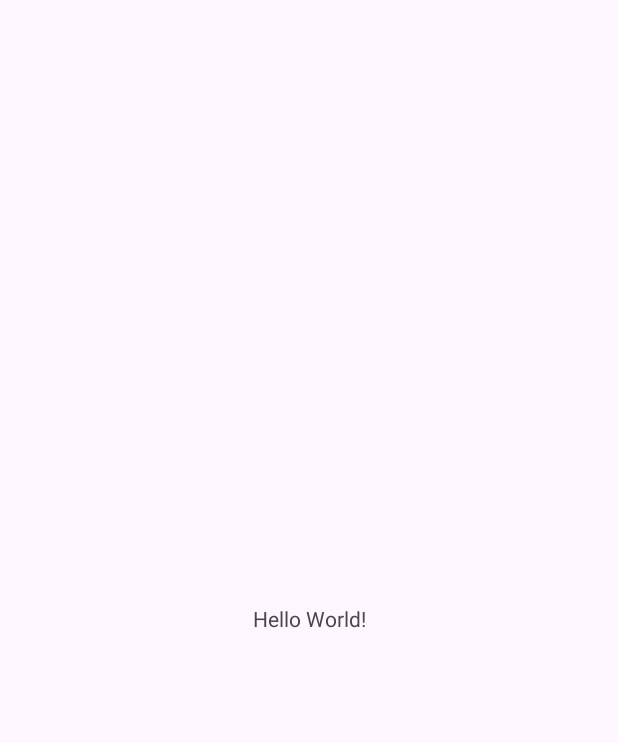
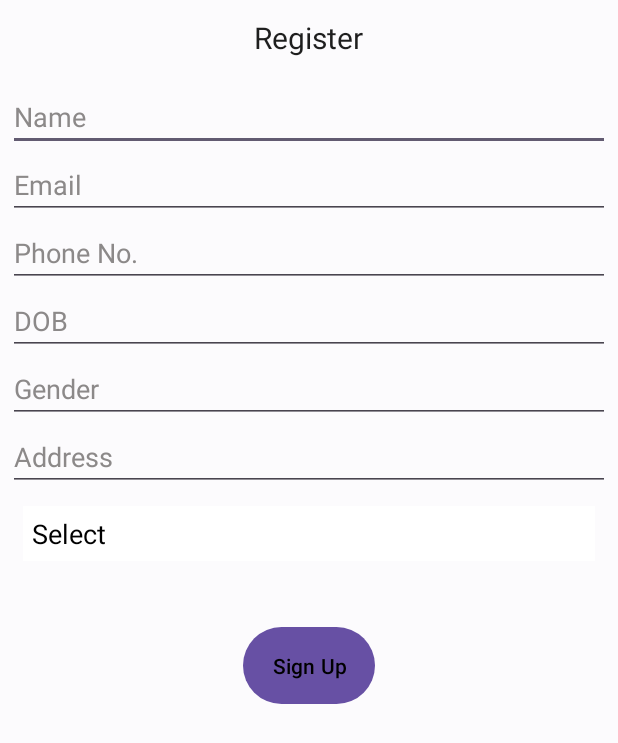
Before and after one commit to Rikeshyadav/meditrack, an Android app: the screen it shows after launch (MainActivity before the commit, register after it), on a phone screen of 412 x 824 dp. Before the commit the part shown is almost empty. Shown: the top 743 px of the screen. Run offline under Robolectric (Android 15) with nearby library versions, the phone set to English and light mode, and no system bars.

Commit message:
modified register page

```diff
--- a/app/src/main/AndroidManifest.xml
+++ b/app/src/main/AndroidManifest.xml
@@ -13,14 +13,18 @@
         android:theme="@style/Theme.Trackhealth"
         tools:targetApi="31">
         <activity
-            android:name=".MainActivity"
+            android:name=".register"
             android:exported="true">
         <intent-filter>
             <action android:name="android.intent.action.MAIN" />
 
             <category android:name="android.intent.category.LAUNCHER" />
         </intent-filter>
+
         </activity>
+        <activity
+            android:name=".MainActivity"
+            android:exported="false"/>
     </application>
 
 </manifest>
--- /dev/null
+++ b/app/src/main/java/com/example/trackhealth/RegisterSpinnerApdater.java
@@ -0,0 +1,41 @@
+package com.example.trackhealth;
+
+import android.content.Context;
+import android.view.LayoutInflater;
+import android.view.View;
+import android.view.ViewGroup;
+import android.widget.ArrayAdapter;
+import android.widget.TextView;
+
+import androidx.annotation.NonNull;
+import androidx.annotation.Nullable;
+
+public class RegisterSpinnerApdater extends ArrayAdapter<String>{
+    private int customLayoutResourceId;
+
+    public RegisterSpinnerApdater(Context context, int layoutResourceId, String[] items) {
+        super(context, layoutResourceId, items);
+        this.customLayoutResourceId = layoutResourceId;
+    }
+
+    @Override
+    public View getView(int position, View convertView, ViewGroup parent) {
+        return createItemView(position, convertView, parent);
+    }
+
+    @Override
+    public View getDropDownView(int position, View convertView, ViewGroup parent) {
+        return createItemView(position, convertView, parent);
+    }
+
+    private View createItemView(int position, View convertView, ViewGroup parent) {
+        if (convertView == null) {
+            convertView = LayoutInflater.from(getContext()).inflate(customLayoutResourceId, parent, false);
+        }
+
+        TextView textView = convertView.findViewById(R.id.spinnerItem);
+        textView.setText(getItem(position));
+
+        return convertView;
+    }
+}
--- /dev/null
+++ b/app/src/main/java/com/example/trackhealth/register.java
@@ -0,0 +1,87 @@
+package com.example.trackhealth;
+
+import androidx.annotation.NonNull;
+import androidx.annotation.Nullable;
+import androidx.appcompat.app.AppCompatActivity;
+import android.os.Bundle;
+import android.view.View;
+import android.view.ViewGroup;
+import android.widget.AdapterView;
+import android.widget.ArrayAdapter;
+import android.widget.Button;
+import android.widget.EditText;
+import android.widget.Spinner;
+import android.widget.TextView;
+import android.widget.Toast;
+
+public class register extends AppCompatActivity {
+Spinner dopcat;
+EditText speciality,yoe,aboutDoc,qualification;
+Button signup;
+    @Override
+    protected void onCreate(Bundle savedInstanceState) {
+        super.onCreate(savedInstanceState);
+        setContentView(R.layout.activity_register);
+        String[] st={"Select","You are a Doctor","You are a patient"};
+        int textColor = getResources().getColor(R.color.black);
+
+        RegisterSpinnerApdater adapter=new RegisterSpinnerApdater(this, R.layout.spinner1,st);
+        adapter.setDropDownViewResource(android.R.layout.simple_spinner_dropdown_item);
+
+        // id of edit text
+
+        dopcat=findViewById(R.id.docpat);
+        dopcat.setAdapter(adapter);
+        speciality=findViewById(R.id.speciality);
+        yoe=findViewById(R.id.year_of_experience);
+        aboutDoc=findViewById(R.id.aboutdoctor);
+        qualification=findViewById(R.id.qualification);
+
+        // id of button
+               signup=findViewById(R.id.signup);
+
+        signup.setOnClickListener(new View.OnClickListener() {
+            @Override
+            public void onClick(View view) {
+                Toast.makeText(getApplicationContext(),"chl project khtm .. so ja",Toast.LENGTH_LONG).show();
+            }
+        });
+
+        dopcat.setOnItemSelectedListener(new AdapterView.OnItemSelectedListener(){
+
+            @Override
+            public void onItemSelected(AdapterView<?> adapterView, View view, int i, long l) {
+
+                String selectedOption = (String) adapterView.getItemAtPosition(i);
+
+               if(selectedOption.equals("You are a Doctor")) {
+                   speciality.setVisibility(View.VISIBLE);
+                   qualification.setVisibility(View.VISIBLE);
+                   aboutDoc.setVisibility(View.VISIBLE);
+                   yoe.setVisibility(View.VISIBLE);
+               }
+                if(selectedOption.equals("You are a patient")) {
+                    speciality.setVisibility(View.GONE);
+                    aboutDoc.setVisibility(View.GONE);
+                    qualification.setVisibility(View.GONE);
+                    yoe.setVisibility(View.GONE);
+                }
+                if(selectedOption.equals("Select")) {
+                    speciality.setVisibility(View.GONE);
+                    aboutDoc.setVisibility(View.GONE);
+                    qualification.setVisibility(View.GONE);
+                    yoe.setVisibility(View.GONE);
+                }
+            }
+
+
+            @Override
+            public void onNothingSelected(AdapterView<?> adapterView) {
+
+            }
+        });
+
+
+
+    }
+}
--- /dev/null
+++ b/app/src/main/res/drawable/bg.xml
@@ -0,0 +1,17 @@
+<?xml version="1.0" encoding="utf-8"?>
+<vector xmlns:android="http://schemas.android.com/apk/res/android"
+    android:width="300.000000dp"
+    android:height="137.000000dp"
+    android:viewportWidth="300.000000"
+    android:viewportHeight="137.000000">
+
+    <group
+        android:translateY="197.000000"
+        android:scaleX="0.100000"
+        android:scaleY="-0.100000">
+        <path
+            android:fillColor="#ff0000"
+            android:strokeWidth="1"
+            android:pathData="M2985 1328 c-37 -250 -110 -449 -230 -634 -221 -340 -558 -571 -965 -660 -68 -15 -127 -19 -295 -19 -168 0 -227 4 -295 19 -620 136 -1073 603 -1184 1221 -13 73 -14 25 -15 -587 l-1 -668 1500 0 1500 0 0 685 c0 377 -2 685 -4 685 -2 0 -7 -19 -11 -42z" />
+    </group>
+</vector>
--- /dev/null
+++ b/app/src/main/res/layout/activity_register.xml
@@ -0,0 +1,176 @@
+<?xml version="1.0" encoding="utf-8"?>
+<RelativeLayout xmlns:android="http://schemas.android.com/apk/res/android"
+    xmlns:tools="http://schemas.android.com/tools"
+    android:layout_width="match_parent"
+    android:layout_height="match_parent"
+    android:background="@color/register_bg_color1"
+    tools:context=".register">
+    <TextView
+        android:layout_width="wrap_content"
+        android:layout_height="wrap_content"
+        android:textColor="@color/register_text_color1"
+        android:text="Register"
+        android:textSize="20sp"
+        android:id="@+id/title"
+        android:layout_centerHorizontal="true"
+        android:layout_margin="1dp"
+        android:padding="10dp"
+        />
+
+    <ScrollView
+        android:layout_width="match_parent"
+        android:layout_height="match_parent"
+        android:layout_below="@id/title"
+        >
+    <RelativeLayout
+        android:layout_width="match_parent"
+        android:layout_margin="@dimen/margin_small"
+        android:layout_height="match_parent"
+        >
+
+
+    <EditText
+        android:layout_width="match_parent"
+        android:layout_height="wrap_content"
+        android:id="@+id/name"
+        android:inputType="text"
+        android:textColorHint="@color/hint"
+        android:textColor="@color/register_text_color1"
+        android:layout_alignParentTop="true"
+        android:hint="Name"
+        />
+
+
+    <EditText
+        android:layout_width="match_parent"
+        android:layout_height="wrap_content"
+        android:hint="Email"
+        android:inputType="text"
+        android:textColorHint="@color/hint"
+        android:textColor="@color/register_text_color1"
+        android:id="@+id/email"
+        android:layout_below="@+id/name"
+        />
+
+
+    <EditText
+        android:layout_width="match_parent"
+        android:layout_height="wrap_content"
+        android:hint="Phone No."
+        android:textColor="@color/register_text_color1"
+        android:id="@+id/phone"
+        android:inputType="number"
+        android:maxLength="10"
+        android:textColorHint="@color/hint"
+        android:layout_below="@+id/email"
+        />
+
+
+
+
+    <EditText
+        android:layout_width="match_parent"
+        android:layout_height="wrap_content"
+        android:hint="DOB"
+        android:textColorHint="@color/hint"
+        android:textColor="@color/register_text_color1"
+        android:id="@+id/Age"
+        android:layout_below="@id/phone"
+        />
+
+
+    <EditText
+        android:layout_width="match_parent"
+        android:layout_height="wrap_content"
+        android:textColorHint="@color/hint"
+        android:hint="Gender"
+        android:inputType="text"
+        android:textColor="@color/register_text_color1"
+        android:id="@+id/gender"
+        android:layout_below="@id/Age"
+        />
+
+
+    <EditText
+        android:layout_width="match_parent"
+        android:layout_height="wrap_content"
+        android:hint="Address"
+        android:inputType="text"
+        android:textColorHint="@color/hint"
+        android:textColor="@color/register_text_color1"
+        android:id="@+id/address"
+        android:layout_below="@id/gender"
+        />
+
+    <Spinner
+        android:layout_width="match_parent"
+        android:layout_height="wrap_content"
+        android:id="@+id/docpat"
+        android:padding="10dp"
+        android:textColorHint="@color/black"
+        android:textColor="@color/black"
+        android:layout_below="@+id/address"
+        />
+        <EditText
+            android:layout_width="match_parent"
+            android:layout_height="wrap_content"
+            android:hint="Speciality"
+            android:visibility="gone"
+            android:textColorHint="@color/hint"
+            android:textColor="@color/register_text_color1"
+            android:id="@+id/speciality"
+
+            android:layout_below="@id/docpat"
+            />
+
+        <EditText
+            android:layout_width="match_parent"
+            android:layout_height="wrap_content"
+            android:hint="Year of experience"
+            android:textColorHint="@color/hint"
+            android:id="@+id/year_of_experience"
+            android:visibility="gone"
+            android:layout_below="@id/speciality"
+            android:textColor="@color/register_text_color1"
+            android:inputType="number"
+            />
+        <EditText
+            android:layout_width="match_parent"
+            android:layout_height="wrap_content"
+            android:textColorHint="@color/hint"
+            android:layout_below="@id/year_of_experience"
+            android:inputType="textMultiLine"
+            android:minHeight="200dp"
+            android:visibility="gone"
+            android:textColor="@color/black"
+            android:hint="Summary about you"
+            android:id="@+id/aboutdoctor"
+            />
+<EditText
+    android:layout_width="match_parent"
+    android:layout_height="wrap_content"
+    android:hint="Highest Qualification"
+    android:textColorHint="@color/hint"
+    android:textColor="@color/black"
+    android:inputType="text"
+    android:layout_below="@id/aboutdoctor"
+    android:visibility="gone"
+    android:id="@+id/qualification"
+    />
+<Button
+    android:layout_width="wrap_content"
+    android:layout_height="wrap_content"
+    android:text="Sign Up"
+    android:textColor="@color/black"
+    android:id="@+id/signup"
+    android:layout_below="@+id/qualification"
+    android:layout_centerHorizontal="true"
+    android:layout_marginTop="30dp"
+    android:layout_marginBottom="20dp"
+    android:layout_marginEnd="0dp"
+    android:layout_marginStart="0dp"
+    android:padding="16dp"
+    />
+</RelativeLayout>
+    </ScrollView>
+</RelativeLayout>
--- /dev/null
+++ b/app/src/main/res/layout/spinner1.xml
@@ -0,0 +1,18 @@
+<?xml version="1.0" encoding="utf-8"?>
+<LinearLayout xmlns:android="http://schemas.android.com/apk/res/android"
+    android:orientation="horizontal"
+    android:id="@+id/spinnerlayout"
+    android:background="@color/white"
+
+    android:layout_width="match_parent"
+    android:layout_height="match_parent">
+<TextView
+    android:layout_width="match_parent"
+    android:layout_margin="6dp"
+    android:layout_height="wrap_content"
+    android:id="@+id/spinnerItem"
+    android:background="@color/white"
+    android:textColor="@color/black"
+    android:textSize="18sp"
+    />
+</LinearLayout>
--- a/app/src/main/res/values/colors.xml
+++ b/app/src/main/res/values/colors.xml
@@ -2,4 +2,7 @@
 <resources>
     <color name="black">#FF000000</color>
     <color name="white">#FFFFFFFF</color>
+    <color name="hint">#8C8989</color>
+    <color name="register_text_color1">#1E1E1E</color>
+    <color name="register_bg_color1">#FCFBFD</color>
 </resources>
--- /dev/null
+++ b/app/src/main/res/values/dimen.xml
@@ -0,0 +1,6 @@
+<?xml version="1.0" encoding="utf-8"?>
+<resources>
+<!-- margin for register page-->
+    <dimen name="margin_small">5dp</dimen>
+
+</resources>
--- a/app/src/main/res/values/strings.xml
+++ b/app/src/main/res/values/strings.xml
@@ -1,3 +1,4 @@
 <resources>
-    <string name="app_name">trackhealth</string>
+    <string name="app_name">meditrack</string>
+
 </resources>
```
Lines whose indentation alone changed are shown as unchanged.
